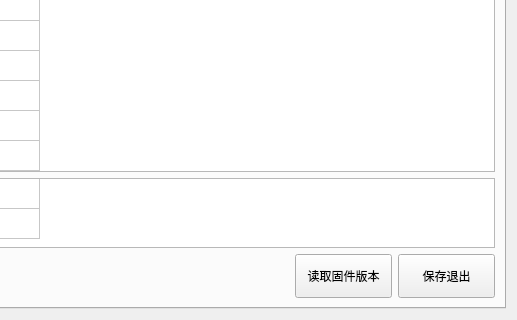
The window that WinBack.ui (bloglink/aip-tester) describes before a commit, drawn with Qt 5; both pictures show x 283 to 800 and y 280 to 600 of the 800 by 600 pixel window.
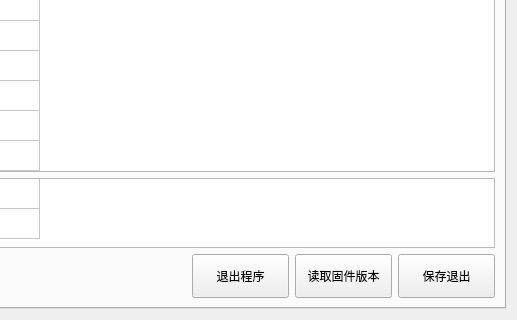
The same window after the commit. The open tabs and pages were chosen to show the change.

Commit message: feat:(2.1.0.130322)后台模块加入退出程序功能

The edit to the form file:
```diff
--- a/WinBack.ui
+++ b/WinBack.ui
@@ -492,6 +492,19 @@
             </property>
            </spacer>
           </item>
+          <item>
+           <widget class="QPushButton" name="BtnQuit">
+            <property name="minimumSize">
+             <size>
+              <width>97</width>
+              <height>44</height>
+             </size>
+            </property>
+            <property name="text">
+             <string>退出程序</string>
+            </property>
+           </widget>
+          </item>
           <item>
            <widget class="QPushButton" name="BtnVersion">
             <property name="minimumSize">
```
Left out of the diff: 2 changed lines with no effect on the pictures. The commit also changes 2 other files.
